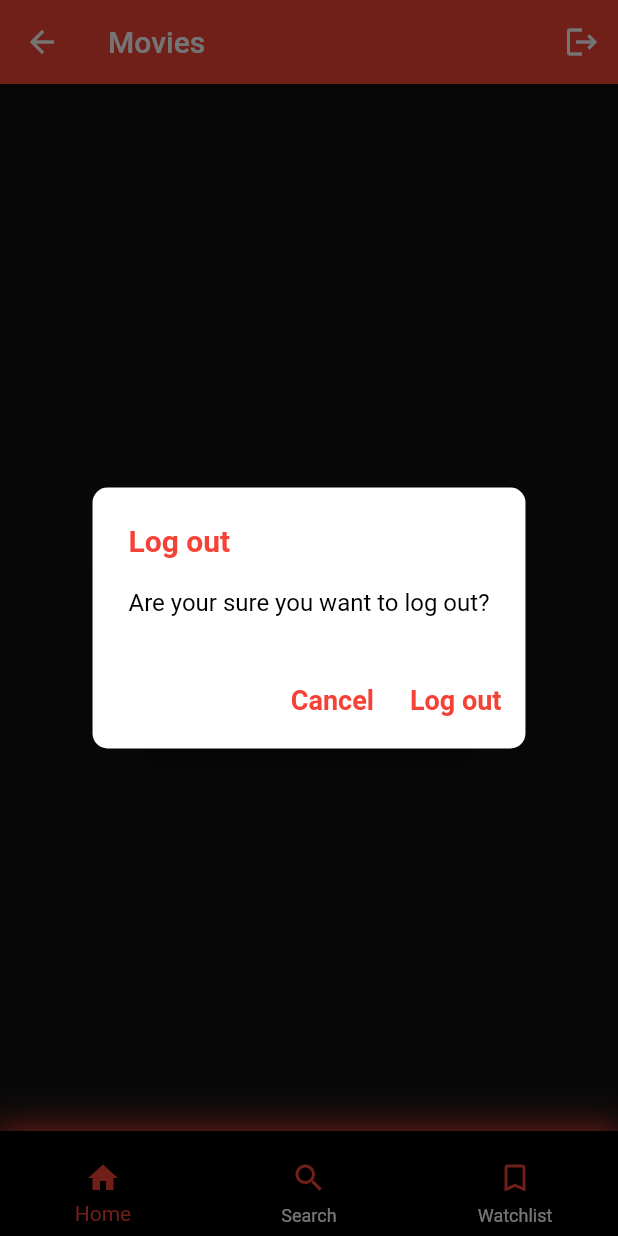
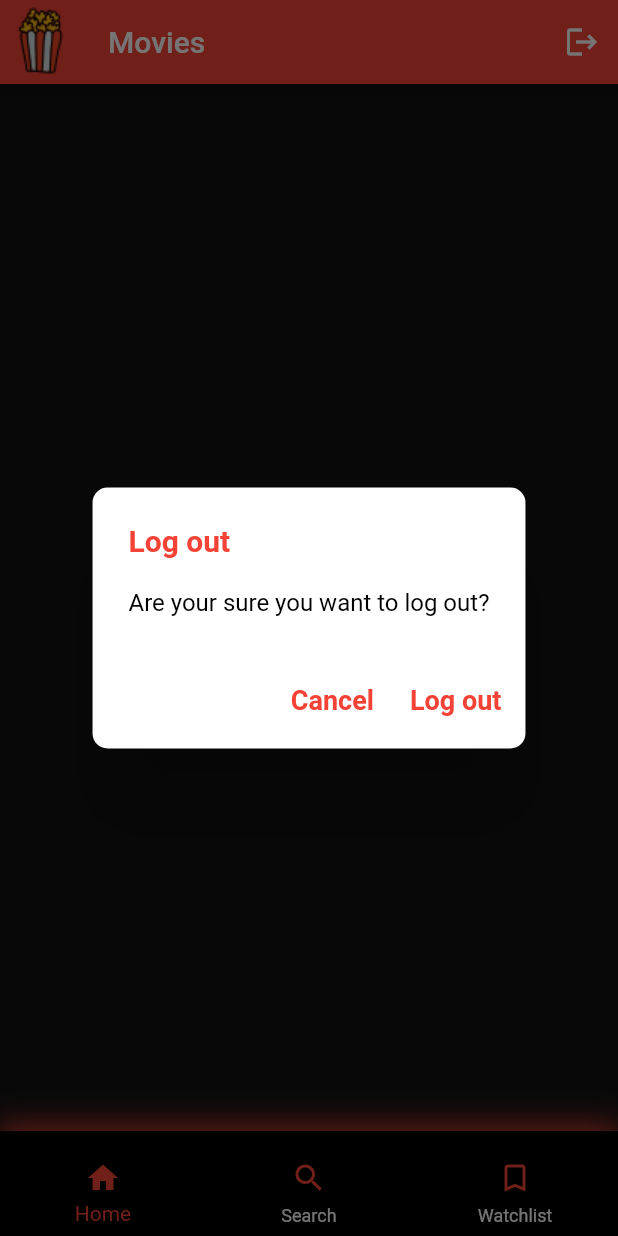
Before and after one commit to antialop/MoviesApp-Flutter, a Flutter app: the MoviesView screen opened by its route, after a tap on the "logout" icon, on a phone screen of 412 x 824 dp. Run offline on Flutter 3.47's test engine with Material 2 defaults, Android fonts, the phone set to English and light mode, and no system bars; our stand-ins replace bloc, equatable, firebase_auth, firebase_core, flutter_bloc, google_sign_in; accounts and stored records are empty.

Commit message:
fix view color

```diff
--- a/lib/views/movies_view.dart
+++ b/lib/views/movies_view.dart
@@ -20,14 +20,18 @@ class _MoviesViewState extends State<MoviesView> {
     const HomeView(),
     const SearchView(),
     const WatchlistView()
-
   ];
   @override
   Widget build(BuildContext context) {
     return Scaffold(
-      backgroundColor: Color.fromARGB(255, 18, 18, 18),
+      backgroundColor: const Color.fromARGB(255, 18, 18, 18),
       appBar: AppBar(
         backgroundColor: Colors.red,
+        leading: Image.asset(
+          'assets/icon_popcorn.png',
+          width: 1,
+          height: 18,
+        ),
         title: const Text('Movies'),
         actions: [
           IconButton(
```
Also changed, not shown: assets/icon_popcorn.png (added).
